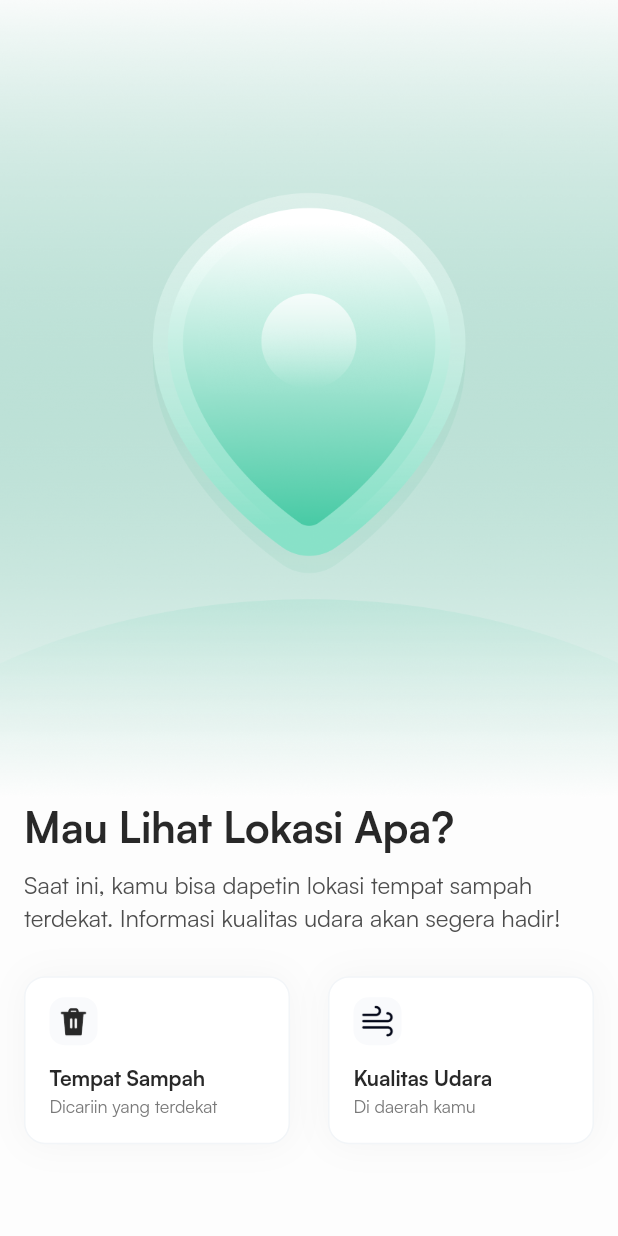
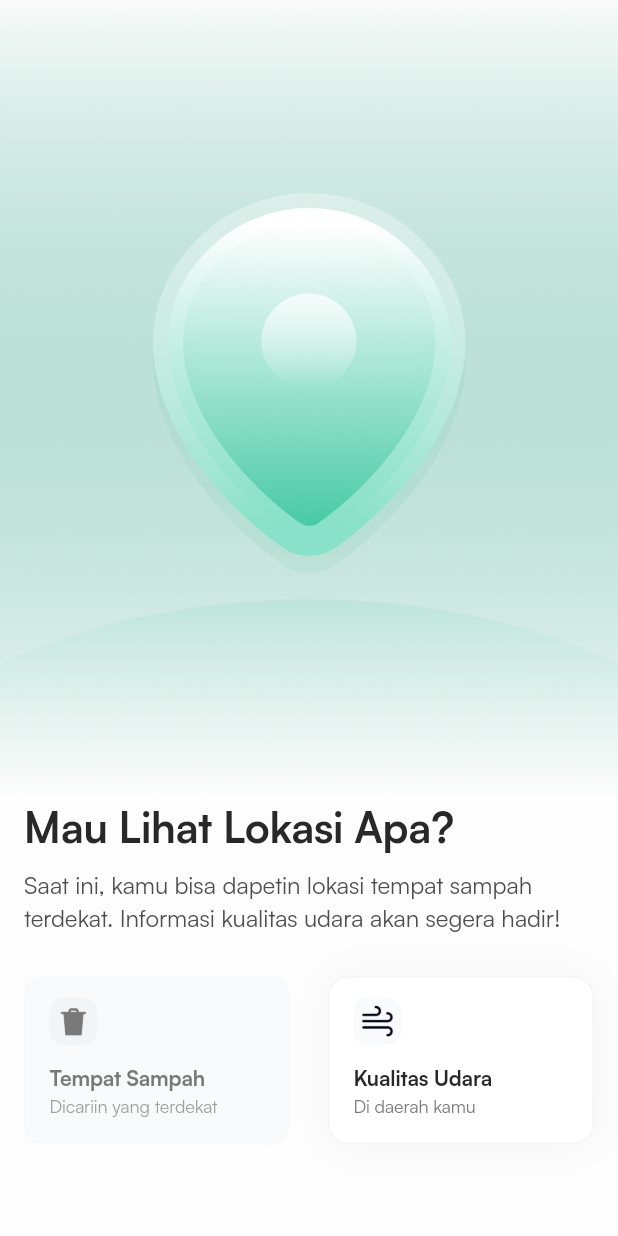
Before and after one commit to petelpop/Bloom, a Flutter app: the OnboardingLokaPage screen opened by its route, on a phone screen of 412 x 824 dp. Run offline on Flutter 3.47's test engine with Material 3 defaults, Android fonts, the phone set to English and light mode, and no system bars; our stand-ins replace another_flushbar, bloc, dash_chat_2, dio, equatable, flutter_bloc and 11 more; missing offline and left inert: flutter_osm_plugin, flutter_tflite; accounts and stored records are empty; network calls fail.

Commit message:
disable loka feature

```diff
--- a/lib/feature/flora/presentation/views/flora_page.dart
+++ b/lib/feature/flora/presentation/views/flora_page.dart
@@ -107,6 +107,7 @@ class _FloraPageState extends State<FloraPage> {
                           ),
                           SizedBox(height: 28),
                           InkWell(
+                            borderRadius: BorderRadius.circular(14),
                             onTap: () {
                               context.pushNamed(ChatbotPage.routeName);
                             },
--- a/lib/feature/home/presentation/methods/shortcut_widget.dart
+++ b/lib/feature/home/presentation/methods/shortcut_widget.dart
@@ -3,34 +3,45 @@ import 'package:bloom/common/primary_text.dart';
 import 'package:flutter/material.dart';
 
 class ShortcutWidget extends StatelessWidget {
-  String icon;
-  String text;
-  String desc;
+  final String icon;
+  final String text;
+  final String desc;
+  final bool disable;
 
-  ShortcutWidget(
-      {super.key,
+  ShortcutWidget({
+    super.key,
     required this.icon,
     required this.text,
-      required this.desc});
+    required this.desc,
+    this.disable = false,
+  });
 
   @override
   Widget build(BuildContext context) {
+    final Color backgroundColor = disable ? surface200 : whiteColor;
+    final Color borderColor = disable ? surface300.withOpacity(0.5) : surface300;
+    final Color shadowColor = disable ? Colors.transparent : blackColor.withOpacity(0.04);
+    final Color iconBackgroundColor = disable ? surface300 : surface200;
+    final Color primaryTextColor = disable ? neutralTertiary : neutralDefault;
+    final Color secondaryTextColor = disable ? neutralTertiary.withOpacity(0.7) : neutralTertiary;
+
     return Container(
       decoration: BoxDecoration(
         borderRadius: BorderRadius.circular(14),
-          color: whiteColor,
+        color: backgroundColor,
         border: Border.all(
-            color: surface300,
+          color: borderColor,
           width: 1,
         ),
         boxShadow: [
           BoxShadow(
-              color: blackColor.withOpacity(0.04),
+            color: shadowColor,
             blurRadius: 20,
-            )
-          ]),
+          ),
+        ],
+      ),
       child: Padding(
-        padding: EdgeInsets.only(top: 13, right: 16, left: 16, bottom: 16),
+        padding: const EdgeInsets.only(top: 13, right: 16, left: 16, bottom: 16),
         child: Column(
           crossAxisAlignment: CrossAxisAlignment.start,
           children: [
@@ -38,29 +49,34 @@ class ShortcutWidget extends StatelessWidget {
               width: 32,
               height: 32,
               decoration: BoxDecoration(
-                  borderRadius: BorderRadius.circular(10), color: surface200),
+                borderRadius: BorderRadius.circular(10),
+                color: iconBackgroundColor,
+              ),
               child: Padding(
                 padding: const EdgeInsets.all(3.5),
-                child: Image.asset(icon),
+                child: Image.asset(
+                  icon,
+                  color: disable ? neutralTertiary : null,
                 ),
               ),
-            SizedBox(height: 12),
+            ),
+            const SizedBox(height: 12),
             PrimaryText(
               text: text,
               fontSize: 14,
               fontWeight: 700,
               letterSpacing: -0.1,
               lineHeight: 1.4,
-              color: neutralDefault,
+              color: primaryTextColor,
             ),
             PrimaryText(
               text: desc,
               fontSize: 12,
               letterSpacing: -0.1,
               lineHeight: 1.4,
-              color: neutralTertiary,
+              color: secondaryTextColor,
               fontWeight: 400,
-            )
+            ),
           ],
         ),
       ),
--- a/lib/feature/home/presentation/views/home_page.dart
+++ b/lib/feature/home/presentation/views/home_page.dart
@@ -208,6 +208,7 @@ class _HomePageState extends State<HomePage> {
                       Expanded(
                         flex: 7,
                         child: InkWell(
+                          borderRadius: BorderRadius.circular(14),
                           onTap: () {
                             context.read<MainPageCubit>().setPage(1);
                           },
@@ -223,6 +224,7 @@ class _HomePageState extends State<HomePage> {
                       Expanded(
                         flex: 7,
                         child: InkWell(
+                          borderRadius: BorderRadius.circular(14),
                           onTap: () {
                             context.read<MainPageCubit>().setPage(3);
                           },
@@ -235,6 +237,7 @@ class _HomePageState extends State<HomePage> {
                     ],
                   ),
                   InkWell(
+                    highlightColor: Colors.transparent,
                     onTap: () {
                             context.read<MainPageCubit>().setPage(2);
                     },
--- a/lib/feature/loka/presentation/views/onboarding_loka_page.dart
+++ b/lib/feature/loka/presentation/views/onboarding_loka_page.dart
@@ -52,13 +52,15 @@ class OnboardingLokaPage extends StatelessWidget {
                       Expanded(
                         flex: 7,
                         child: InkWell(
+                          borderRadius: BorderRadius.circular(14),
                           onTap: () {
-                            context.pushNamed(LokaPage.routeName);
+                            // context.pushNamed(LokaPage.routeName);
                           },
                           child: ShortcutWidget(
                               icon: Constants.icTrash,
                               text: "Tempat Sampah",
-                              desc: "Dicariin yang terdekat"),
+                              desc: "Dicariin yang terdekat",
+                              disable: true),
                         ),
                       ),
                       Expanded(
@@ -67,6 +69,7 @@ class OnboardingLokaPage extends StatelessWidget {
                       Expanded(
                         flex: 7,
                         child: InkWell(
+                          borderRadius: BorderRadius.circular(14),
                           onTap: () {
                             context.pushNamed(AqiLokaPage.routeName);
                           },
--- a/lib/feature/pilah/presentation/views/pilah_page.dart
+++ b/lib/feature/pilah/presentation/views/pilah_page.dart
@@ -79,6 +79,7 @@ class _PilahPageState extends State<PilahPage> {
                         Expanded(
                           flex: 7,
                           child: InkWell(
+                            borderRadius: BorderRadius.circular(14),
                             onTap: () {
                               context.read<PilahCubit>().pickImage(context, ImageSource.camera);
                             },
@@ -94,6 +95,7 @@ class _PilahPageState extends State<PilahPage> {
                         Expanded(
                           flex: 7,
                           child: InkWell(
+                            borderRadius: BorderRadius.circular(14),
                             onTap: () {
                               context.read<PilahCubit>().pickImage(context, ImageSource.gallery);
                             },
```
Lines whose indentation alone changed are shown as unchanged.
